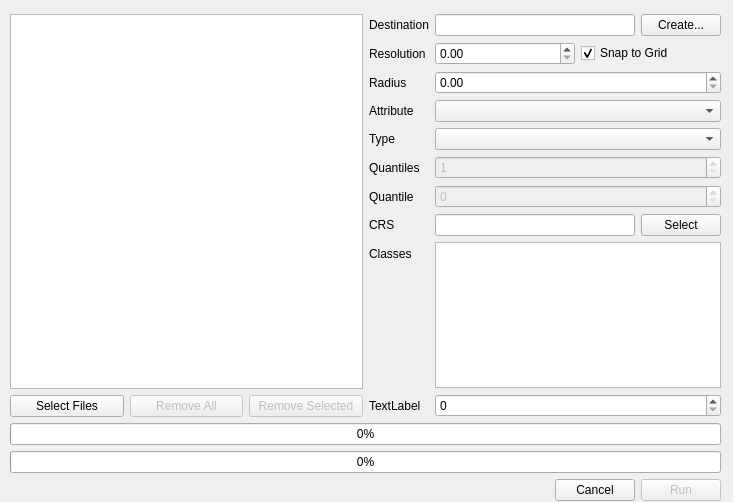
Qt form src/apps/lasgrid.ui (zxgdll/geotools) before a commit.
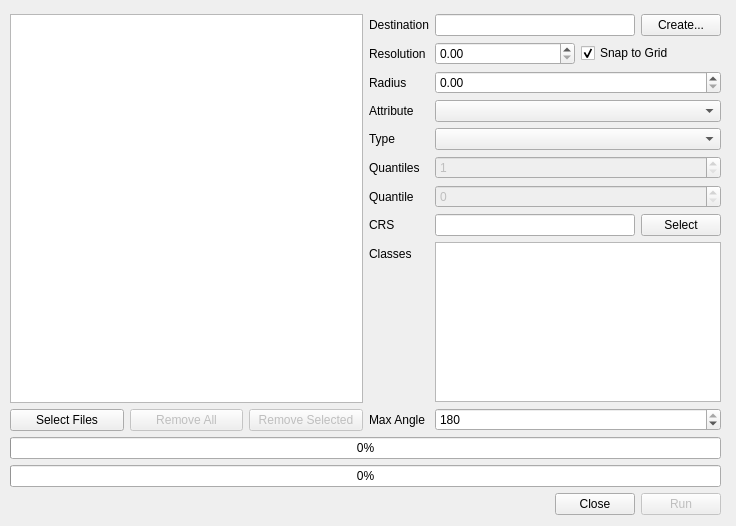
The same form after that commit.

What changed in the file:
```diff
--- a/src/apps/lasgrid.ui
+++ b/src/apps/lasgrid.ui
@@ -6,8 +6,8 @@
    <rect>
     <x>0</x>
     <y>0</y>
-    <width>733</width>
-    <height>502</height>
+    <width>736</width>
+    <height>526</height>
    </rect>
   </property>
   <property name="windowTitle">
@@ -19,7 +19,7 @@
      <x>10</x>
      <y>14</y>
      <width>711</width>
-     <height>487</height>
+     <height>501</height>
     </rect>
    </property>
    <layout class="QVBoxLayout" name="verticalLayout" stretch="1,0,1,0">
@@ -239,12 +239,19 @@
          </widget>
         </item>
         <item row="9" column="1">
-         <widget class="QSpinBox" name="spnMaxAngle"/>
+         <widget class="QSpinBox" name="spnMaxAngle">
+          <property name="maximum">
+           <number>180</number>
+          </property>
+          <property name="value">
+           <number>180</number>
+          </property>
+         </widget>
         </item>
         <item row="9" column="0">
          <widget class="QLabel" name="lblMaxAngle">
           <property name="text">
-           <string>TextLabel</string>
+           <string>Max Angle</string>
           </property>
          </widget>
         </item>
@@ -284,7 +291,7 @@
       <item>
        <widget class="QPushButton" name="btnCancel">
         <property name="text">
-         <string>Cancel</string>
+         <string>Close</string>
         </property>
        </widget>
       </item>
```
